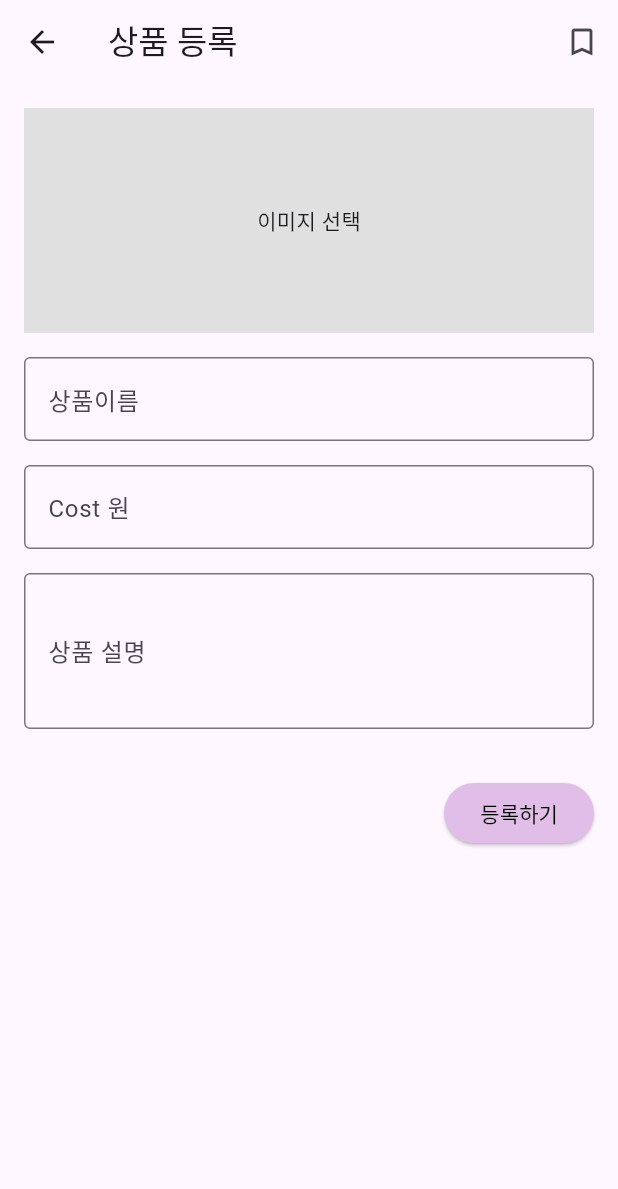
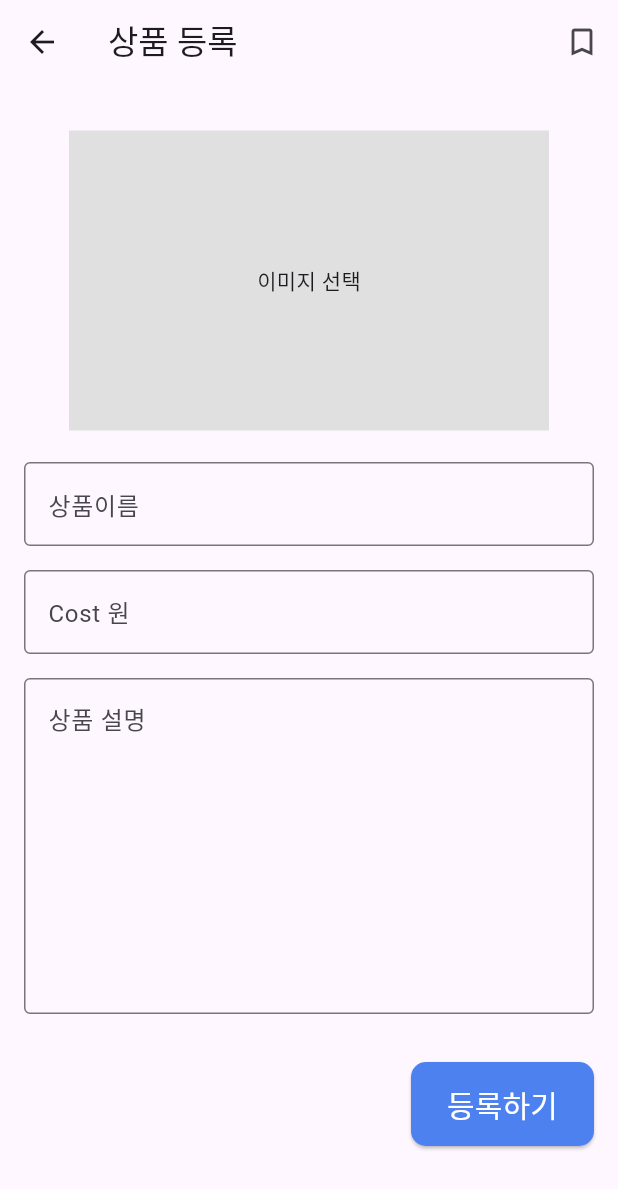
Before and after one commit to HongWonjong/flutter_shoppingmall, a Flutter app: the CreateItemPage screen opened directly, after a tap on "이미지 선택", on a phone screen of 412 x 824 dp. Shown: the top 1189 px of the screen. Run offline on Flutter 3.47's test engine with Material 3 defaults, Android fonts, the phone set to English and light mode, and no system bars; our stand-ins replace flutter_riverpod, image_picker.

Commit message:
Ui: 버튼 크기 및 색상 변경

```diff
--- a/lib/main.dart
+++ b/lib/main.dart
@@ -1,6 +1,6 @@
 import 'package:flutter/material.dart';
 import 'package:flutter_riverpod/flutter_riverpod.dart';
-import 'pages/main_page.dart';
+import 'package:flutter_shippingmall/pages/main_page.dart';
 
 void main() {
   runApp(const ProviderScope(child: MyApp()));
--- a/lib/pages/create_item_page.dart
+++ b/lib/pages/create_item_page.dart
@@ -30,11 +30,12 @@
   Future<void> _pickImage() async {
     final picker = ImagePicker();
     final pickedFile = await picker.pickImage(source: ImageSource.gallery);
-    if (pickedFile != null) {
+    if (pickedFile != null && mounted) {
       setState(() {
-        _selectedImage = File(pickedFile.path);
+      _selectedImage = File(pickedFile.path);
       });
     }
+
   }
 
   void _submit() {
@@ -67,7 +68,8 @@
               GestureDetector(
                 onTap: _pickImage,
                 child: Container(
-                  height: 150,
+                  margin: EdgeInsets.fromLTRB(30, 15, 30, 5),
+                  height: 200,
                   color: Colors.grey[300],
                   child: _selectedImage != null
                       ? Image.file(_selectedImage!, fit: BoxFit.cover, width: double.infinity)
@@ -110,10 +112,11 @@
               TextFormField(
                 controller: _descriptionController,
                 decoration: const InputDecoration(
+                  alignLabelWithHint: true,
                   labelText: '상품 설명',
                   border: OutlineInputBorder(),
                 ),
-                maxLines: 3,
+                maxLines: 8,
                 validator: (value) {
                   if (value == null || value.isEmpty) {
                     return '상품 설명을 입력해주세요';
@@ -123,14 +126,22 @@
               ),
               const SizedBox(height: 32),
               Align(
-                alignment: Alignment.centerRight,
+                alignment: Alignment.bottomRight,
                 child: ElevatedButton(
                   onPressed: _submit,
                   style: ElevatedButton.styleFrom(
-                    backgroundColor: Colors.purple[100],
-                    foregroundColor: Colors.black,
+                    minimumSize: Size(110, 56),
+                    backgroundColor: Color(0xFF4D81F0),
+                    foregroundColor: Colors.white,
+                    shape: RoundedRectangleBorder(
+                      borderRadius: BorderRadius.circular(10),
+                    )
                   ),
-                  child: const Text('등록하기'),
+                  child: const Text('등록하기',
+                    style: TextStyle(
+                      fontSize: 20
+                    ),
+                  ),
                 ),
               ),
             ],
--- a/pubspec.yaml
+++ b/pubspec.yaml
@@ -14,6 +14,7 @@
   image_picker: ^1.1.2
   flutter:
     sdk: flutter
+  item_picker: ^2.0.0
 
 
   cupertino_icons: ^1.0.8
```
Also changed, not shown: pubspec.lock, 3 other files.
